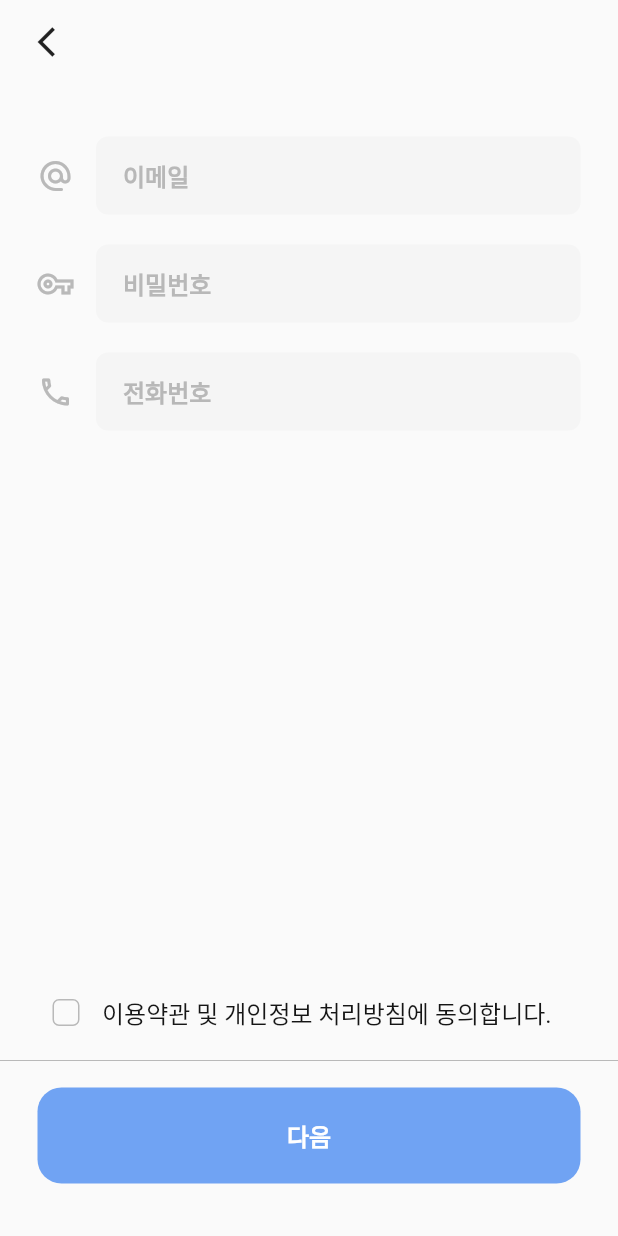
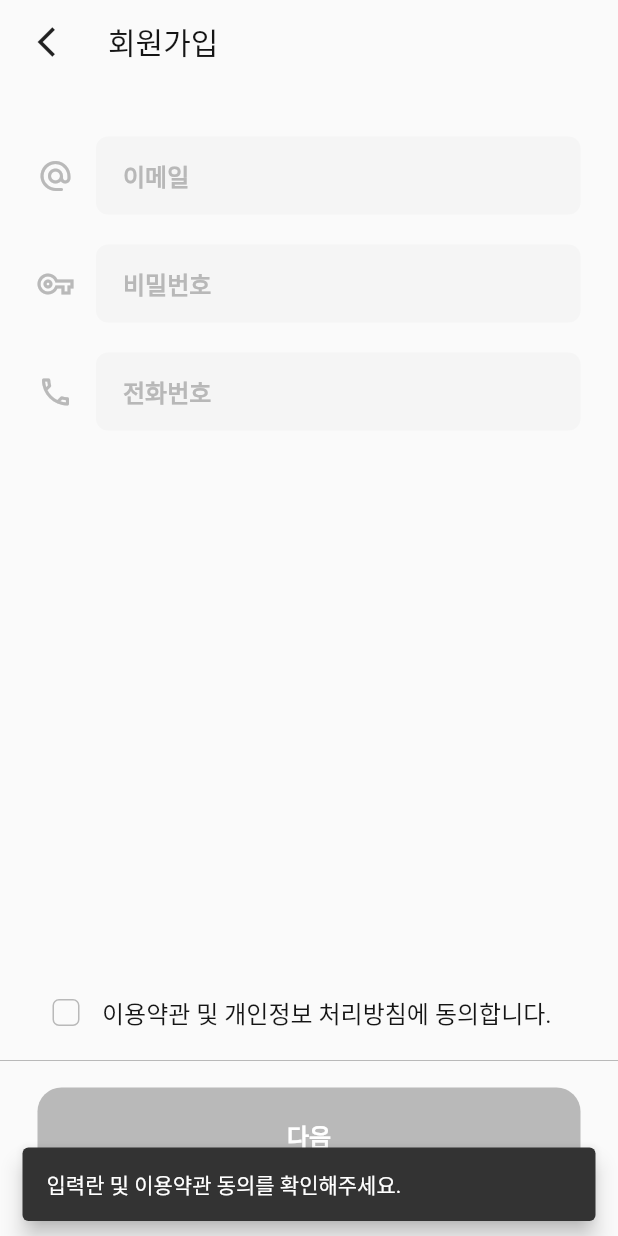
Before and after one commit to Team-Furry-Friend/Furry-Friend-App, a Flutter app: the SignUpScreen screen opened directly, after a tap on "다음", on a phone screen of 412 x 824 dp. Run offline on Flutter 3.47's test engine with Material 2 defaults, Android fonts, the phone set to English and light mode, and no system bars; our stand-ins replace dio, google_sign_in; missing offline and left inert: flutter_naver_login, kakao_flutter_sdk; Roboto replaces fonts that are missing (Pretendard).

Commit message:
[feat] 회원가입 화면 및 기타 UI 개선

```diff
--- /dev/null
+++ b/lib/common/utils.dart
@@ -0,0 +1,11 @@
+import 'package:flutter/material.dart';
+
+class Utils {
+  void showSnackBar(BuildContext context, String text) {
+    ScaffoldMessenger.of(context).showSnackBar(SnackBar(
+      behavior: SnackBarBehavior.floating,
+      duration: const Duration(milliseconds: 2000),
+      content: Text(text),
+    ));
+  }
+}
--- a/lib/main.dart
+++ b/lib/main.dart
@@ -18,8 +18,9 @@ class MyApp extends StatelessWidget {
 
   @override
   Widget build(BuildContext context) {
-    return const MaterialApp(
+    return MaterialApp(
       title: 'Furry Friend',
+      theme: ThemeData(fontFamily: 'Pretendard'),
       home: LoginScreen(),
     );
   }
--- a/lib/screen/sign_up_screen.dart
+++ b/lib/screen/sign_up_screen.dart
@@ -1,4 +1,5 @@
 import 'package:flutter/material.dart';
+import 'package:furry_friend/common/utils.dart';
 import 'package:furry_friend/widget/color.dart';
 import 'package:furry_friend/widget/common_widget.dart';
 import 'package:furry_friend/widget/sign_up_widget.dart';
@@ -11,12 +12,23 @@ class SignUpScreen extends StatefulWidget {
 }
 
 class _SignUpScreenState extends State<SignUpScreen> {
+  final GlobalKey<ScaffoldState> scaffoldKey = GlobalKey<ScaffoldState>();
+
+  final TextEditingController emailController = TextEditingController();
+  final TextEditingController pwController = TextEditingController();
+  final TextEditingController phoneController = TextEditingController();
+
   bool isCheckToS = false;
 
   @override
   Widget build(BuildContext context) {
     return Scaffold(
-      appBar: DefaultAppBar(context),
+      key: scaffoldKey,
+      appBar: DefaultAppBar(context,
+          title: const Text(
+            "회원가입",
+            style: TextStyle(color: mainBlack, fontWeight: FontWeight.w500),
+          )),
       body: Padding(
         padding: const EdgeInsets.symmetric(vertical: 25),
         child: Column(
@@ -26,11 +38,11 @@ class _SignUpScreenState extends State<SignUpScreen> {
               child: Column(
                 children: [
                   SignTextFieldRow(
-                      icon: Icons.alternate_email_rounded, hintText: "이메일"),
+                      icon: Icons.alternate_email_rounded, hintText: "이메일",controller: emailController,),
                   SignTextFieldRow(
-                      icon: Icons.vpn_key_outlined, hintText: "비밀번호"),
+                      icon: Icons.vpn_key_outlined, hintText: "비밀번호",controller: pwController,),
                   SignTextFieldRow(
-                      icon: Icons.phone_outlined, hintText: "전화번호"),
+                      icon: Icons.phone_outlined, hintText: "전화번호",controller: phoneController,),
                 ],
               ),
             ),
@@ -46,9 +58,22 @@ class _SignUpScreenState extends State<SignUpScreen> {
                         value: isCheckToS,
                         onChanged: (isCheck) {
                           if (isCheck != null) {
-                            setState(() {
-                              isCheckToS = isCheck;
-                            });
+                            if (!isCheckToS) {
+                              showModalBottomSheet(
+                                  context: context,
+                                  builder: (_) {
+                                    return BottomSheetLayout(onTap: (){
+                                      setState(() {
+                                        isCheckToS = isCheck;
+                                      });
+                                      Navigator.pop(context);
+                                    });
+                                  });
+                            } else {
+                              setState(() {
+                                isCheckToS = false;
+                              });
+                            }
                           }
                         },
                         shape: RoundedRectangleBorder(
@@ -66,10 +91,17 @@ class _SignUpScreenState extends State<SignUpScreen> {
                     ],
                   ),
                 ),
-                const Divider(color: deepGray,),
+                const Divider(
+                  color: deepGray,
+                ),
                 Padding(
                   padding: const EdgeInsets.symmetric(vertical: 10),
-                  child: BottomButton(text: "다음", onTap: () {}),
+                  child: BottomButton(text: "다음", onTap: () {
+                    if(!completeCheck()){
+                      Utils().showSnackBar(context, "입력란 및 이용약관 동의를 확인해주세요.");
+                    }
+                  },
+                  backgroundColor: completeCheck() ?  mainColor :  deepGray,),
                 )
               ],
             )),
@@ -78,4 +110,11 @@ class _SignUpScreenState extends State<SignUpScreen> {
       ),
     );
   }
+
+  bool completeCheck(){
+    return isCheckToS &&
+        pwController.text.isNotEmpty &&
+        phoneController.text.isNotEmpty &&
+        emailController.text.isNotEmpty;
+  }
 }
--- a/lib/widget/common_widget.dart
+++ b/lib/widget/common_widget.dart
@@ -2,9 +2,10 @@ import 'package:flutter/material.dart';
 import 'package:furry_friend/screen/home_screen.dart';
 import 'package:furry_friend/widget/color.dart';
 
-PreferredSizeWidget DefaultAppBar(BuildContext context) {
+PreferredSizeWidget DefaultAppBar(BuildContext context, {Widget? title}) {
   return AppBar(
     elevation: 0,
+    title: title,
     backgroundColor: Colors.transparent,
     leading: GestureDetector(
       onTap: () {
@@ -87,7 +88,7 @@ class BottomButton extends StatelessWidget {
   @override
   Widget build(BuildContext context) {
     return GestureDetector(
-      onTap: () => onTap,
+      onTap: () => onTap(),
       child: Container(
         margin: const EdgeInsets.symmetric(horizontal: 25),
         padding: const EdgeInsets.symmetric(vertical: 20),
--- a/lib/widget/sign_up_widget.dart
+++ b/lib/widget/sign_up_widget.dart
@@ -1,15 +1,18 @@
 import 'package:flutter/material.dart';
 import 'package:furry_friend/widget/color.dart';
+import 'package:furry_friend/widget/common_widget.dart';
 
 class SignTextFieldRow extends StatelessWidget {
   const SignTextFieldRow({
     super.key,
     required this.icon,
     required this.hintText,
+    required this.controller,
   });
 
   final IconData icon;
   final String hintText;
+  final TextEditingController controller;
 
   final textStyle = const TextStyle(
     color: Color(0xFFB8B8B8),
@@ -32,6 +35,7 @@ class SignTextFieldRow extends StatelessWidget {
                 borderRadius: BorderRadius.circular(8)),
             margin: const EdgeInsets.only(left: 15, top: 10, bottom: 10),
             child: TextField(
+              controller: controller,
               decoration: InputDecoration(
                   contentPadding:
                       const EdgeInsets.symmetric(vertical: 14, horizontal: 18),
@@ -46,3 +50,50 @@ class SignTextFieldRow extends StatelessWidget {
     );
   }
 }
+
+class BottomSheetLayout extends StatelessWidget {
+  const BottomSheetLayout({Key? key, required this.onTap}) : super(key: key);
+
+  final Function() onTap;
+  final String noticeText =
+      "1. 개인정보의 처리 목적\n① <ㅇㅇㅇ>은(는) 다음의 목적을 위하여 개인정보를 처리하고 있으며, 다음의 목적 이외의 용도로는 이용하지 않습니다."
+      "고객 가입의사 확인, 고객에 대한 서비스 제공에 따른 본인 식별·인증, 회원자격 유지·관리, 물품 또는 서비스 공급에 따른 금액 결제, 물품 또는 서비스의 공급·배송, 마케팅 및 광고에의 활용\n"
+      "\n2. 개인정보의 처리 및 보유 기간 작성\n"
+      "① <ㅇㅇㅇ>은(는) 정보주체로부터 개인정보를 수집할 때 동의 받은 개인정보 보유·이용기간 또는 법령에 따른 개인정보 보유·이용기간 내에서 개인정보를 처리·보유합니다.\n"
+      "② 구체적인 개인정보 처리 및 보유 기간은 다음과 같습니다. 고객 가입 및 관리 : 서비스 이용계약 또는 회원가입 해지시까지, 다만 채권·채무관계 잔존시에는 해당 채권·채무관계 정산시까지 전자상거래에서의 계약·청약철회, 대금결제, 재화 등 공급기록 : 5년\n\n"
+      "3. 정보주체와 법정대리인의 권리·의무 및 그 행사방법 "
+      "개인정보 처리업무: 홈페이지 회원가입 및 관리, 민원사무 처리, 재화 또는 서비스 제공, 마케팅 및 광고에의 활용 \n "
+      "필수항목: 로그인ID, 비밀번호, 서비스 이용 기록, 접속 로그, 쿠키, 접속 IP 정보, 결제기록 선택항목: 이메일, 성별, 이름";
+
+  @override
+  Widget build(BuildContext context) {
+    return StatefulBuilder(
+        builder: (BuildContext context, StateSetter bottomState) {
+      return Column(
+        crossAxisAlignment: CrossAxisAlignment.stretch,
+        children: [
+          const Padding(
+            padding: EdgeInsets.symmetric(vertical: 20, horizontal: 25),
+            child: Text(
+              '이용약관',
+              style: TextStyle(
+                fontSize: 20,
+                fontWeight: FontWeight.w700,
+              ),
+            ),
+          ),
+          Padding(
+              padding: const EdgeInsets.symmetric(horizontal: 25),
+              child: SingleChildScrollView(
+                child: Text(noticeText),
+              )),
+          Padding(
+            padding: const EdgeInsets.only(top: 12),
+            child: BottomButton(
+                onTap: () => onTap(), text: "확인", backgroundColor: mainBlack),
+          )
+        ],
+      );
+    });
+  }
+}
```
Also changed, not shown: pubspec.yaml (+22 -3 lines), assets/images/btn_google_login.png (renamed from images/btn_google_login.png), assets/images/btn_kakao_login.png (renamed from images/btn_kakao_login.png), assets/images/btn_mail_login.png (renamed from images/btn_mail_login.png), assets/images/btn_naver_login.png (renamed from images/btn_naver_login.png), 9 other files.
